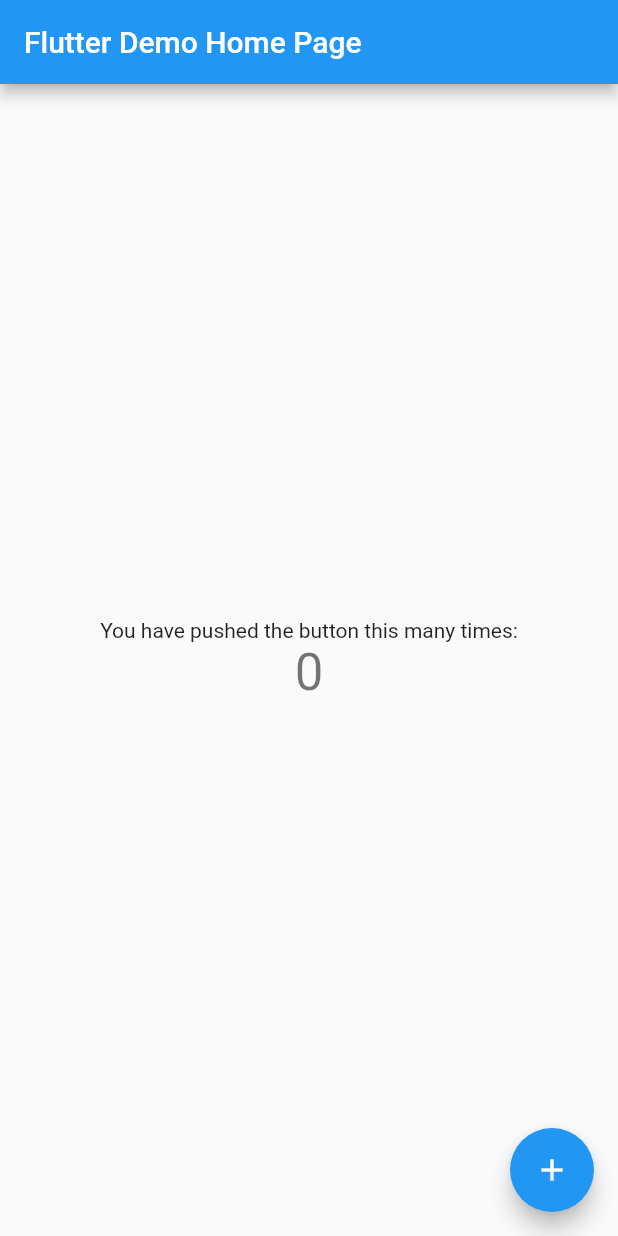
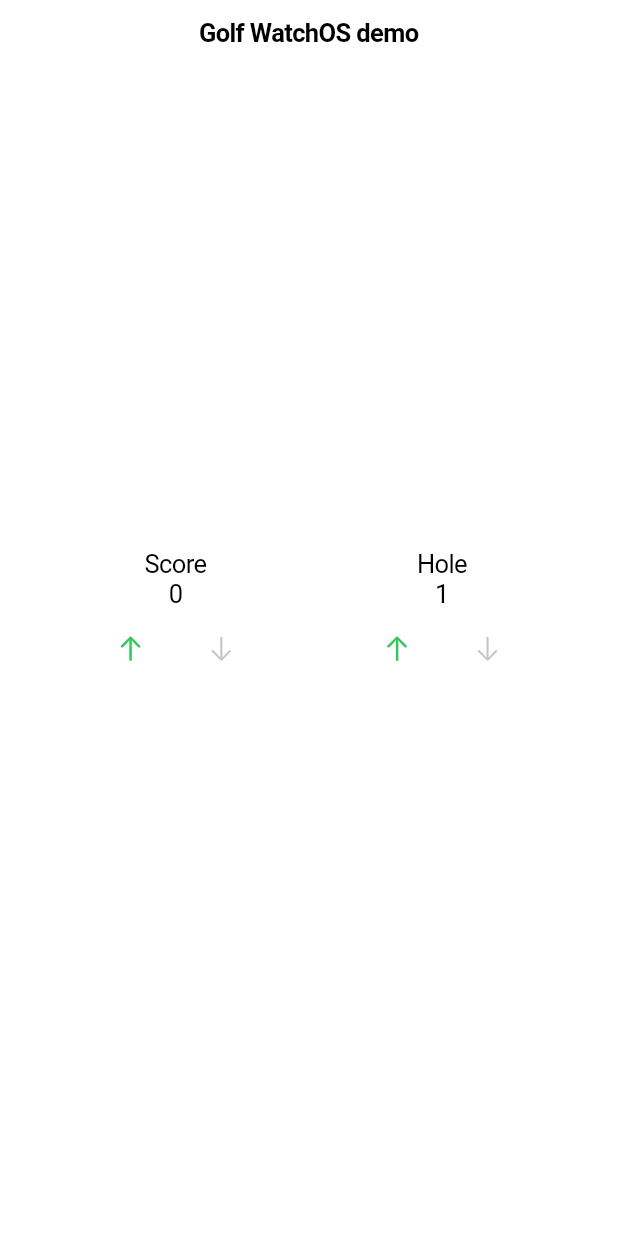
Before and after one commit to InAnadea/watches_app, a Flutter app: the screen it shows after launch, on a phone screen of 412 x 824 dp. Run offline on Flutter 3.47's test engine with Material 2 defaults, Android fonts, the phone set to English and light mode, and no system bars.

Commit message:
Adapt demo for golf presale

```diff
--- a/lib/main.dart
+++ b/lib/main.dart
@@ -1,4 +1,4 @@
-import 'package:flutter/material.dart';
+import 'package:flutter/cupertino.dart';
 import 'package:flutter/services.dart';
 
 void main() {
@@ -8,41 +8,20 @@
 class MyApp extends StatelessWidget {
   const MyApp({Key? key}) : super(key: key);
 
-  // This widget is the root of your application.
   @override
   Widget build(BuildContext context) {
-    return MaterialApp(
-      title: 'Flutter Demo',
-      theme: ThemeData(
-        // This is the theme of your application.
-        //
-        // Try running your application with "flutter run". You'll see the
-        // application has a blue toolbar. Then, without quitting the app, try
-        // changing the primarySwatch below to Colors.green and then invoke
-        // "hot reload" (press "r" in the console where you ran "flutter run",
-        // or simply save your changes to "hot reload" in a Flutter IDE).
-        // Notice that the counter didn't reset back to zero; the application
-        // is not restarted.
-        primarySwatch: Colors.blue,
+    return const CupertinoApp(
+      title: 'WatchOS Golf Demo',
+      theme: CupertinoThemeData(
+        primaryColor: CupertinoColors.systemGreen,
       ),
-      home: const MyHomePage(title: 'Flutter Demo Home Page'),
+      home: MyHomePage(),
     );
   }
 }
 
 class MyHomePage extends StatefulWidget {
-  const MyHomePage({Key? key, required this.title}) : super(key: key);
-
-  // This widget is the home page of your application. It is stateful, meaning
-  // that it has a State object (defined below) that contains fields that affect
-  // how it looks.
-
-  // This class is the configuration for the state. It holds the values (in this
-  // case the title) provided by the parent (in this case the App widget) and
-  // used by the build method of the State. Fields in a Widget subclass are
-  // always marked "final".
-
-  final String title;
+  const MyHomePage({Key? key}) : super(key: key);
 
   @override
   State<MyHomePage> createState() => _MyHomePageState();
@@ -51,7 +30,8 @@
 class _MyHomePageState extends State<MyHomePage> {
   static const channel = MethodChannel('myWatchChannel');
 
-  int _counter = 0;
+  int _score = 0;
+  int _hole = 1;
 
   @override
   void initState() {
@@ -63,86 +43,108 @@
     channel.setMethodCallHandler((call) async {
       // Receive data from Native
       switch (call.method) {
-        case "sendCounterToFlutter":
+        case "sendScoreToFlutter":
           setState(() {
-            _counter = call.arguments["data"]["counter"];
+            _score = call.arguments["data"]["score"];
           });
+          break;
 
+        case 'sendHoleToFlutter':
+          setState(() {
+            _hole = call.arguments["data"]["hole"];
+          });
           break;
+
         default:
           break;
       }
     });
   }
 
-  Future<void> _incrementCounter() async {
+  Future<void> _setScore(int score) async {
     setState(() {
-      // This call to setState tells the Flutter framework that something has
-      // changed in this State, which causes it to rerun the build method below
-      // so that the display can reflect the updated values. If we changed
-      // _counter without calling setState(), then the build method would not be
-      // called again, and so nothing would appear to happen.
-      _counter++;
+      _score = score;
     });
-    final res = await channel.invokeMethod(
+    await channel.invokeMethod(
       "flutterToWatch",
       {
-        "method": "sendCounterToNative",
-        "data": _counter,
+        "method": "sendScoreToNative",
+        "data": _score,
       },
     );
-    print('res is $res');
+  }
+
+  Future<void> _setHole(int hole) async {
+    setState(() {
+      _hole = hole;
+    });
+    await channel.invokeMethod(
+      "flutterToWatch",
+      {
+        "method": "sendHoleToNative",
+        "data": _hole,
+      },
+    );
   }
 
   @override
   Widget build(BuildContext context) {
-    // This method is rerun every time setState is called, for instance as done
-    // by the _incrementCounter method above.
-    //
-    // The Flutter framework has been optimized to make rerunning build methods
-    // fast, so that you can just rebuild anything that needs updating rather
-    // than having to individually change instances of widgets.
-    return Scaffold(
-      appBar: AppBar(
-        // Here we take the value from the MyHomePage object that was created by
-        // the App.build method, and use it to set our appbar title.
-        title: Text(widget.title),
+    return CupertinoPageScaffold(
+      navigationBar: const CupertinoNavigationBar(
+        middle: Text('Golf WatchOS demo'),
       ),
-      body: Center(
-        // Center is a layout widget. It takes a single child and positions it
-        // in the middle of the parent.
-        child: Column(
-          // Column is also a layout widget. It takes a list of children and
-          // arranges them vertically. By default, it sizes itself to fit its
-          // children horizontally, and tries to be as tall as its parent.
-          //
-          // Invoke "debug painting" (press "p" in the console, choose the
-          // "Toggle Debug Paint" action from the Flutter Inspector in Android
-          // Studio, or the "Toggle Debug Paint" command in Visual Studio Code)
-          // to see the wireframe for each widget.
-          //
-          // Column has various properties to control how it sizes itself and
-          // how it positions its children. Here we use mainAxisAlignment to
-          // center the children vertically; the main axis here is the vertical
-          // axis because Columns are vertical (the cross axis would be
-          // horizontal).
-          mainAxisAlignment: MainAxisAlignment.center,
-          children: <Widget>[
-            const Text(
-              'You have pushed the button this many times:',
+      child: Center(
+        child: Row(
+          mainAxisAlignment: MainAxisAlignment.spaceEvenly,
+          children: [
+            Column(
+              mainAxisAlignment: MainAxisAlignment.center,
+              children: <Widget>[
+                const Text('Score'),
+                Text(
+                  '$_score',
+                  style: CupertinoTheme.of(context).textTheme.textStyle,
+                ),
+                Row(
+                  children: [
+                    CupertinoButton(
+                      onPressed: () => _setScore(_score + 1),
+                      child: const Icon(CupertinoIcons.arrow_up),
+                    ),
+                    CupertinoButton(
+                      onPressed:
+                          _score > 0 ? () => _setScore(_score - 1) : null,
+                      child: const Icon(CupertinoIcons.arrow_down),
+                    ),
+                  ],
+                )
+              ],
             ),
-            Text(
-              '$_counter',
-              style: Theme.of(context).textTheme.headline4,
+            Column(
+              mainAxisAlignment: MainAxisAlignment.center,
+              children: <Widget>[
+                const Text('Hole'),
+                Text(
+                  '$_hole',
+                  style: CupertinoTheme.of(context).textTheme.textStyle,
+                ),
+                Row(
+                  children: [
+                    CupertinoButton(
+                      onPressed: () => _setHole(_hole + 1),
+                      child: const Icon(CupertinoIcons.arrow_up),
+                    ),
+                    CupertinoButton(
+                      onPressed: _hole > 1 ? () => _setHole(_hole - 1) : null,
+                      child: const Icon(CupertinoIcons.arrow_down),
+                    ),
+                  ],
+                )
+              ],
             ),
           ],
         ),
       ),
-      floatingActionButton: FloatingActionButton(
-        onPressed: _incrementCounter,
-        tooltip: 'Increment',
-        child: const Icon(Icons.add),
-      ), // This trailing comma makes auto-formatting nicer for build methods.
     );
   }
 }
```
Also changed, not shown: 2 other files.
